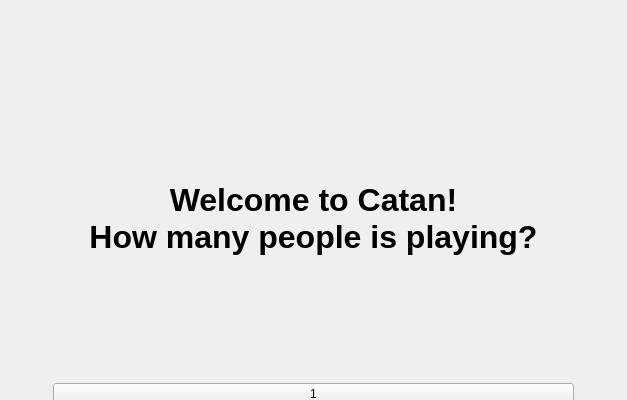
Old version of the form Catan/mainmenu.ui in the repository Cmendivil/catan; both pictures show x 127 to 754 and y 0 to 400 of the 837 by 826 pixel window.
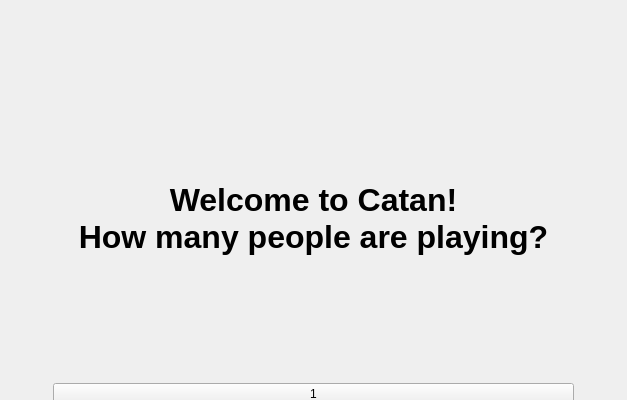
New version of the form.

Patch:
```diff
--- a/Catan/mainmenu.ui
+++ b/Catan/mainmenu.ui
@@ -23,7 +23,7 @@
     </rect>
    </property>
    <widget class="QWidget" name="menu">
-    <widget class="QWidget" name="">
+    <widget class="QWidget" name="layoutWidget">
      <property name="geometry">
       <rect>
        <x>180</x>
@@ -44,7 +44,7 @@
         </property>
         <property name="text">
          <string>Welcome to Catan!
-How many people is playing?</string>
+How many people are playing?</string>
         </property>
         <property name="alignment">
          <set>Qt::AlignCenter</set>
```
